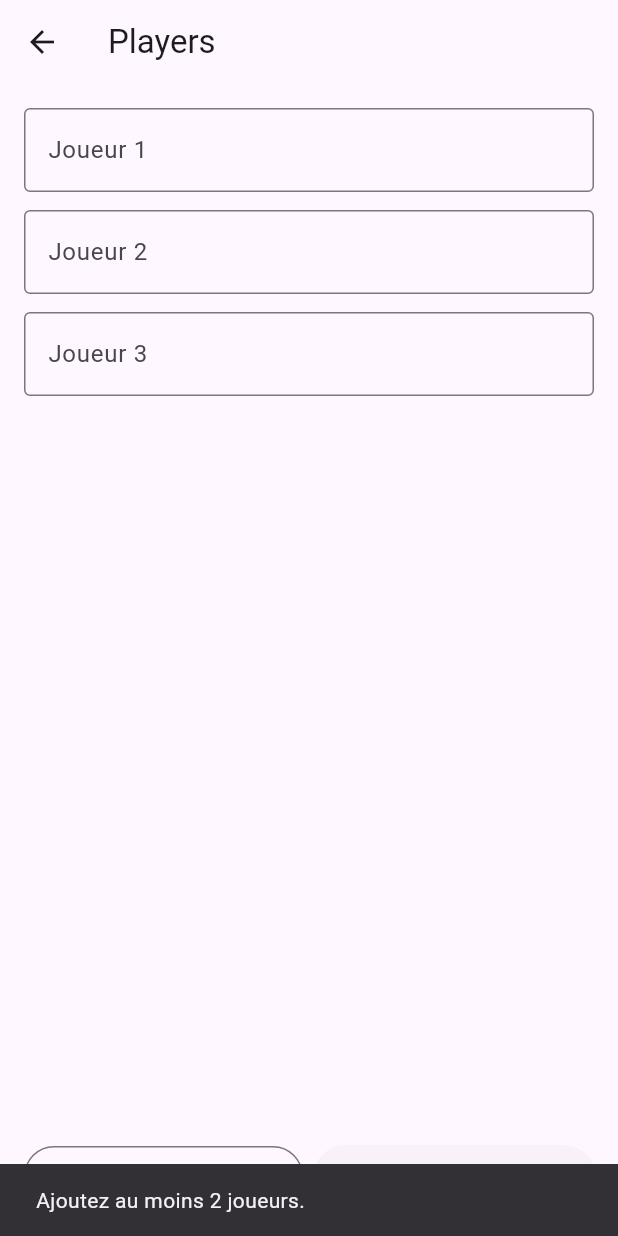
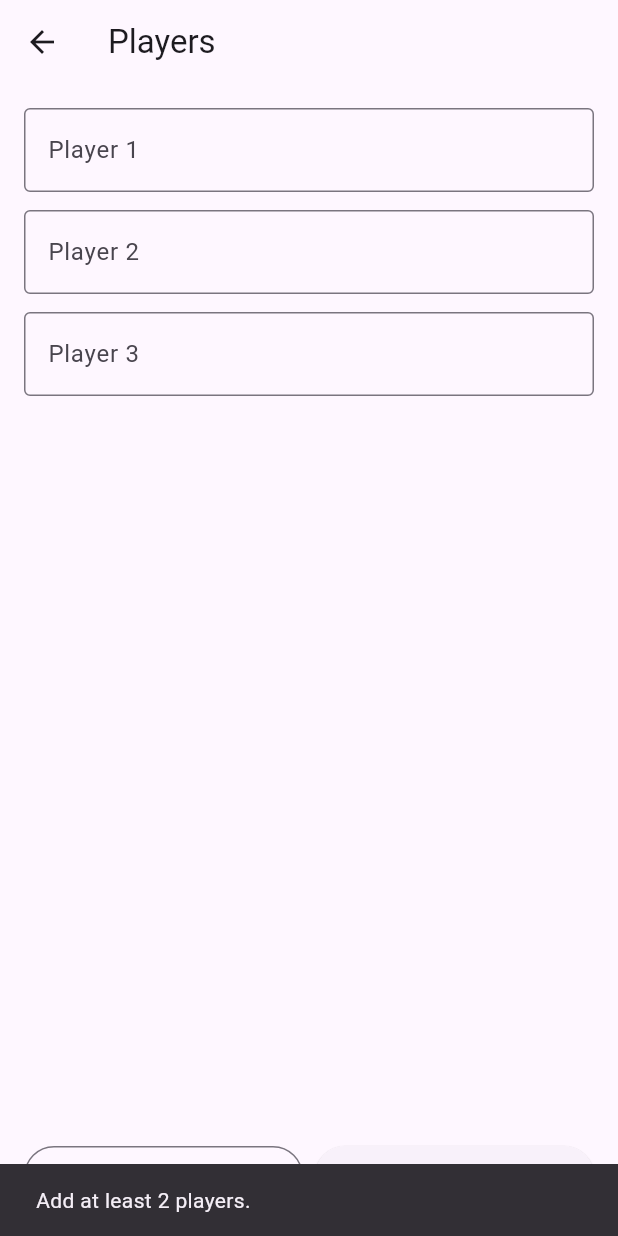
Before and after one commit to Walie-Matthieu/West-Fun, a Flutter app: the PlayerSetupScreen screen opened directly, after a tap on "Add player", after a tap on "Start", on a phone screen of 412 x 824 dp. Run offline on Flutter 3.47's test engine with Material 3 defaults, Android fonts, the phone set to English and light mode, and no system bars.

Commit message:
fix: localize remaining UI strings in setup and mode screens

```diff
--- a/lib/l10n/app_text.dart
+++ b/lib/l10n/app_text.dart
@@ -27,6 +27,12 @@ class AppText {
     'winner': {AppLanguage.fr: 'Gagnant', AppLanguage.en: 'Winner'},
     'finalScores': {AppLanguage.fr: 'Scores finaux', AppLanguage.en: 'Final scores'},
     'replay': {AppLanguage.fr: 'Rejouer', AppLanguage.en: 'Play again'},
+    'player': {AppLanguage.fr: 'Joueur', AppLanguage.en: 'Player'},
+    'minTwoPlayers': {
+      AppLanguage.fr: 'Ajoutez au moins 2 joueurs.',
+      AppLanguage.en: 'Add at least 2 players.',
+    },
+    'theme': {AppLanguage.fr: 'Thème', AppLanguage.en: 'Theme'},
   };
 
   String get play => _value('play');
@@ -43,6 +49,9 @@ class AppText {
   String get winner => _value('winner');
   String get finalScores => _value('finalScores');
   String get replay => _value('replay');
+  String get player => _value('player');
+  String get minTwoPlayers => _value('minTwoPlayers');
+  String get theme => _value('theme');
 
   String _value(String key) => _values[key]?[language] ?? '';
 }
--- a/lib/screens/mode_selection_screen.dart
+++ b/lib/screens/mode_selection_screen.dart
@@ -25,7 +25,7 @@ class ModeSelectionScreen extends StatelessWidget {
             Card(
               child: ListTile(
                 title: Text(mode.label),
-                subtitle: Text('Theme: ${theme.label}'),
+                subtitle: Text('${t.theme}: ${theme.label}'),
                 trailing: const Icon(Icons.play_arrow),
                 onTap: () {
                   Navigator.of(context).push(
--- a/lib/screens/player_setup_screen.dart
+++ b/lib/screens/player_setup_screen.dart
@@ -41,7 +41,7 @@ class _PlayerSetupScreenState extends State<PlayerSetupScreen> {
                     child: TextField(
                       controller: _controllers[index],
                       decoration: InputDecoration(
-                        labelText: 'Joueur ${index + 1}',
+                        labelText: '${t.player} ${index + 1}',
                         border: const OutlineInputBorder(),
                       ),
                     ),
@@ -71,7 +71,7 @@ class _PlayerSetupScreenState extends State<PlayerSetupScreen> {
                           .toList();
                       if (names.length < 2) {
                         ScaffoldMessenger.of(context).showSnackBar(
-                          const SnackBar(content: Text('Ajoutez au moins 2 joueurs.')),
+                          SnackBar(content: Text(t.minTwoPlayers)),
                         );
                         return;
                       }
```
